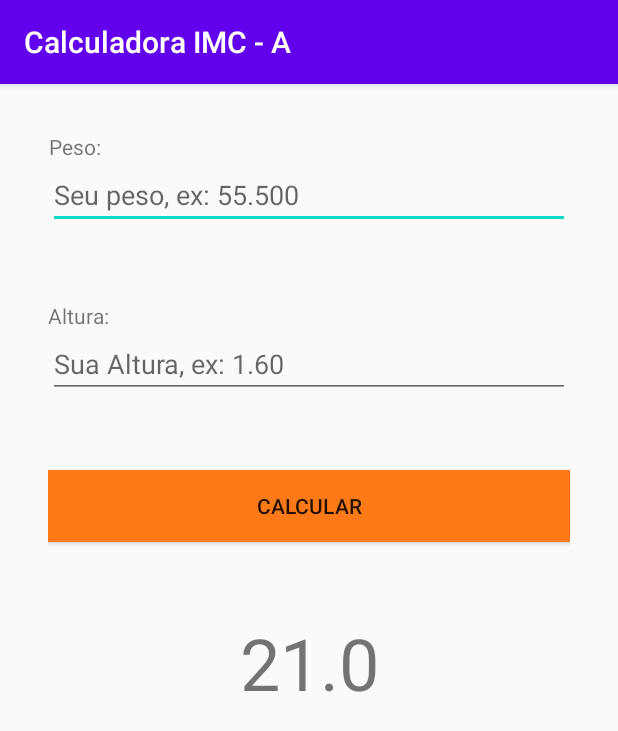
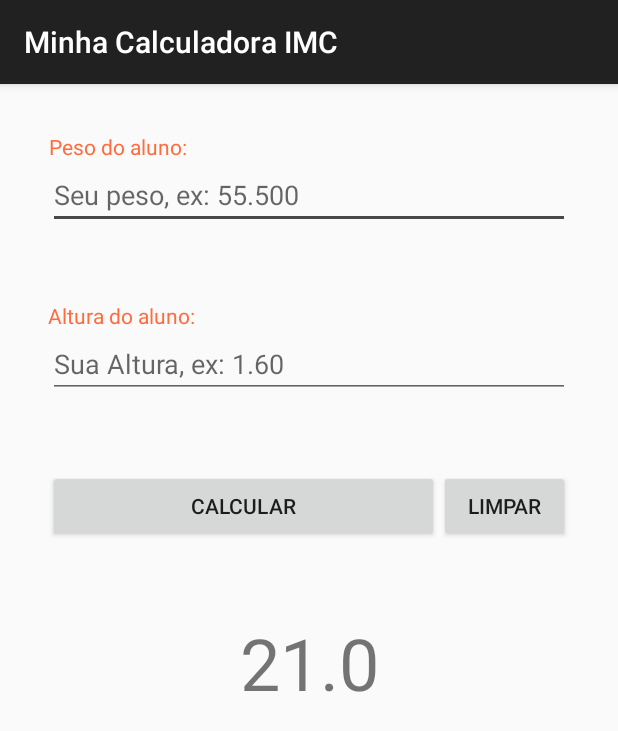
Before and after one commit to Brayanapeles/AndroidStudio, an Android app: the screen it shows after launch (MainActivity), on a phone screen of 412 x 824 dp. Shown: the top 731 px of the screen. Run offline under Robolectric (Android 15) with nearby library versions, the phone set to English and light mode, and no system bars; libraries missing offline, so code that uses them is left out: br.senai.sp.

Commit message:
update de 11/03

```diff
--- a/app/src/main/res/layout/activity_main.xml
+++ b/app/src/main/res/layout/activity_main.xml
@@ -11,22 +11,24 @@
     <TextView
         android:layout_width="wrap_content"
         android:layout_height="wrap_content"
-        android:text="Peso:"
+        android:text="@string/peso"
         android:gravity="center"
-        android:layout_gravity="start"/>
+        android:layout_gravity="start"
+        android:textColor="@color/colorlabelText"/>
 
     <EditText
         android:id="@+id/edit_peso"
         android:layout_width="match_parent"
         android:layout_height="wrap_content"
         android:inputType="numberDecimal"
-        android:hint="Seu peso, ex: 55.500"/>
+        android:hint="Seu peso, ex: 55.500" />
 
     <TextView
         android:layout_width="wrap_content"
         android:layout_height="wrap_content"
-        android:text="Altura:"
-        android:layout_marginTop="48dp"/>
+        android:text="@string/altura"
+        android:layout_marginTop="48dp"
+        android:textColor="@color/colorlabelText"/>
 
     <EditText
         android:id="@+id/edit_altura"
@@ -36,12 +38,27 @@
         android:hint="Sua Altura, ex: 1.60"
         android:layout_marginBottom="48dp"/>
 
-    <Button
-        android:id="@+id/button_calcular"
+    <LinearLayout
         android:layout_width="match_parent"
         android:layout_height="wrap_content"
-        android:text="Calcular"
-        android:background="#ff7a17"/>
+        android:orientation="horizontal">
+
+        <Button
+            android:id="@+id/button_calcular"
+            android:layout_width="0dp"
+            android:layout_height="wrap_content"
+            android:text="Calcular"
+            android:layout_weight="3"/>
+
+        <Button
+            android:id="@+id/button_limpar"
+            android:layout_width="0dp"
+            android:layout_height="wrap_content"
+            android:text="Limpar"
+            android:layout_weight="1"/>
+
+    </LinearLayout>
+
 
     <TextView
         android:id="@+id/text_resultado"
--- a/app/src/main/res/values/colors.xml
+++ b/app/src/main/res/values/colors.xml
@@ -1,6 +1,7 @@
 <?xml version="1.0" encoding="utf-8"?>
 <resources>
-    <color name="colorPrimary">#6200EE</color>
-    <color name="colorPrimaryDark">#3700B3</color>
-    <color name="colorAccent">#03DAC5</color>
+    <color name="colorPrimary">#212121</color>
+    <color name="colorPrimaryDark">#000000</color>
+    <color name="colorAccent">#484848</color>
+    <color name="colorlabelText">#E1FF5722</color>
 </resources>
--- a/app/src/main/res/values/strings.xml
+++ b/app/src/main/res/values/strings.xml
@@ -1,3 +1,5 @@
 <resources>
-    <string name="app_name">Calculadora IMC - A</string>
+    <string name="app_name">Minha Calculadora IMC</string>
+    <string name="peso">Peso do aluno:</string>
+    <string name="altura">Altura do aluno:</string>
 </resources>
```
Also changed, not shown: app/src/main/java/br/senai/sp/jandira/calculadoraimc/MainActivity.kt (+30 -0 lines).
